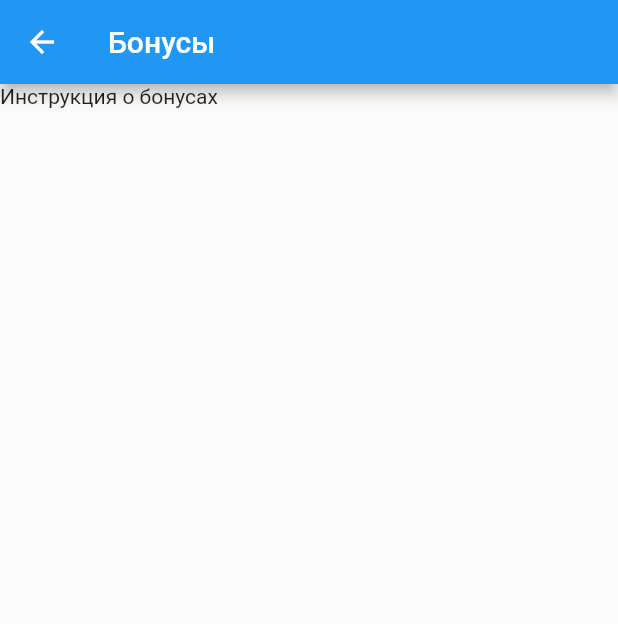
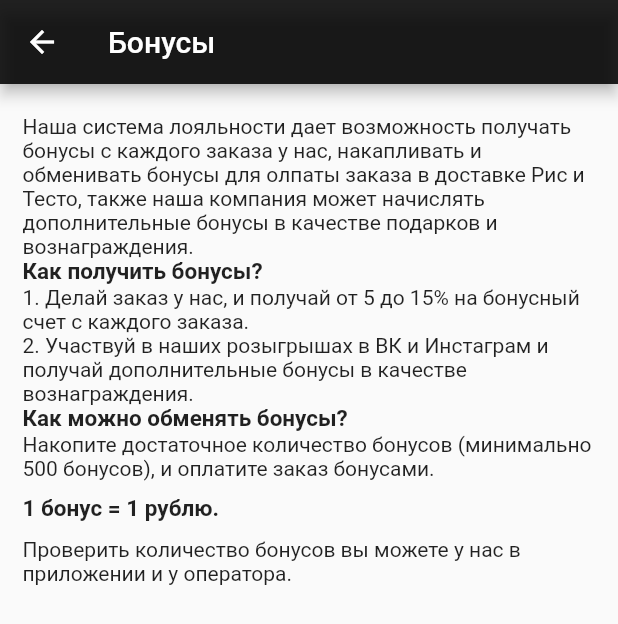
Before and after one commit to worlddeleteRin/risitestonew2, a Flutter app: the BonusDetailPage screen opened directly, on a phone screen of 412 x 824 dp. Shown: the top 624 px of the screen. Run offline on Flutter 3.47's test engine with Material 2 defaults, Android fonts, the phone set to English and light mode, and no system bars; our stand-ins replace badges, cached_network_image, connectivity, fancy_bottom_navigation, flutter_masked_text, flutter_spinkit and 3 more; missing offline and left inert: flutter_wordpress, groovin_material_icons, intro_views_flutter, mailer, stepper_touch, wave_progress_widget and 1 more; accounts and stored records are empty.

Commit message:
new commit

```diff
--- a/lib/user_account.dart
+++ b/lib/user_account.dart
@@ -6,8 +6,12 @@ import 'app.dart';
 import 'model/app_state_model.dart';
 import 'package:progress_dialog/progress_dialog.dart';
 
+
 class UserAccount extends StatefulWidget {
 
+  UserAccount({this.mainDrawer});
+
+  Widget mainDrawer;
 
   @override
   _UserAccountState createState() => new _UserAccountState();
@@ -31,6 +35,7 @@ class _UserAccountState extends State<UserAccount> {
         return DefaultTabController(
           length: 2,
       child: Scaffold(
+        drawer: widget.mainDrawer,
         appBar: AppBar(
               title: Text('Профиль'),
               backgroundColor: Colors.black87,
@@ -150,16 +155,16 @@ Widget build(BuildContext context) {
         decoration: BoxDecoration(
           gradient: LinearGradient(
           // Where the linear gradient begins and ends
-          begin: Alignment.topRight,
-          end: Alignment.bottomLeft,
+          begin: Alignment.centerLeft,
+          end: Alignment.centerRight,
           // Add one stop for each color. Stops should increase from 0 to 1
-          stops: [0.1, 0.6, 0.7, 0.9],
+          stops: [0.1, 0.4, 0.7, 0.9],
           colors: [
             // Colors are easy thanks to Flutter's Colors class.
-            Colors.indigo[300],
-            Colors.indigo[200],
-            Colors.lime[200],
-            Colors.lime[300],
+            Colors.black87,
+            Colors.black,
+            Colors.red[800],
+            Colors.red[700],
           ],
         ),
         ),
@@ -316,6 +321,7 @@ class _OrdersDetailPageState extends State<OrdersDetailPage> {
   Widget build(BuildContext context) {
     return Scaffold(
       appBar: AppBar(
+        backgroundColor: Colors.black87,
         title: Text(
           'Заказ № ${widget.number}',
         ),
@@ -614,12 +620,58 @@ class BonusDetailPage extends StatelessWidget {
     return Scaffold(
       appBar: AppBar(
         title: Text('Бонусы'),
+        backgroundColor: Colors.black87,
       ),
       body: Container(
-        child: Text(
-          'Инструкция о бонусах',
-        )
-      )
+        margin: EdgeInsets.only(left: 15, right: 15, top: 20, bottom: 20),
+        child: ListView(
+          children: <Widget>[
+            Text(
+              'Наша система лояльности дает возможность получать бонусы с каждого заказа у нас, накапливать и обменивать бонусы для олпаты заказа в доставке Рис и Тесто, также наша компания может начислять дополнительные бонусы в качестве подарков и вознаграждения.',
+              softWrap: true,
+            ),
+            Text(
+              'Как получить бонусы?',
+              style: TextStyle(
+                fontWeight: FontWeight.w600,
+                fontSize: 15,
+              ),
+            ),
+            Text(
+              '1. Делай заказ у нас, и получай от 5 до 15% на бонусный счет с каждого заказа.'
+            ),
+            Text(
+              '2. Участвуй в наших розыгрышах в ВК и Инстаграм и получай дополнительные бонусы в качестве вознаграждения.',
+            ),
+            Text(
+              'Как можно обменять бонусы?',
+              style: TextStyle(
+                fontWeight: FontWeight.w600,
+                fontSize: 15,
+              ),
+            ),
+             Text(
+               'Накопите достаточное количество бонусов (минимально 500 бонусов), и оплатите заказ бонусами.',
+             ),
+             Container(
+              margin: EdgeInsets.only(top: 10),
+            ),
+             Text(
+              '1 бонус = 1 рублю.',
+              style: TextStyle(
+                fontWeight: FontWeight.w600,
+                fontSize: 15,
+              ),
+            ),
+            Container(
+              margin: EdgeInsets.only(top: 10),
+            ),
+            Text(
+              'Проверить количество бонусов вы можете у нас в приложении и у оператора.'
+            ),
+          ],
+        ),
+      ),
     );
   }
 }
--- a/pubspec.yaml
+++ b/pubspec.yaml
@@ -26,7 +26,7 @@ dependencies:
   progress_dialog: ^1.1.0+1
   cached_network_image: ^1.1.1
   badges: ^1.1.0
-  url_launcher: ^5.1.3
+  url_launcher: ^5.1.4
 
 
 
```
Also changed, not shown: lib/app.dart (+30 -10 lines), lib/login_page/login_main.dart (+11 -4 lines), lib/main.dart (+72 -1 lines), lib/shopping_cart.dart (+9 -10 lines), lib/stock.dart (+12 -6 lines), pubspec.lock, 2 other files.
